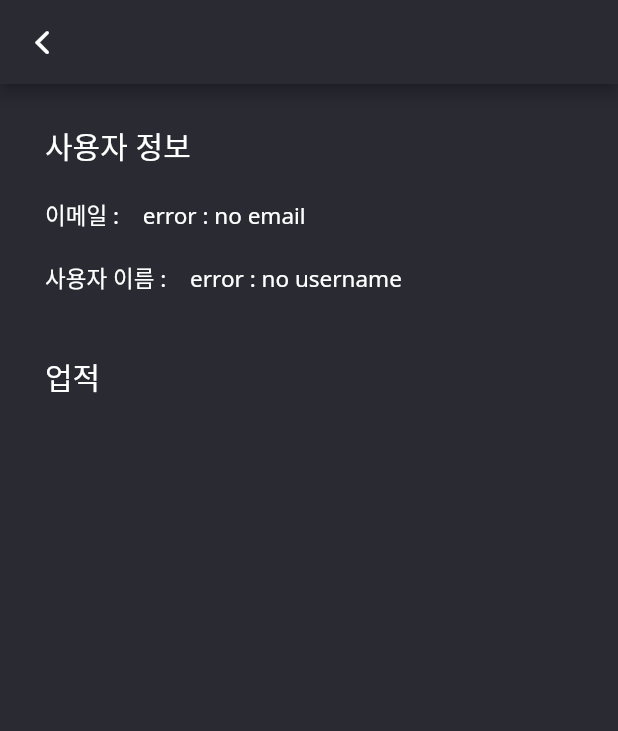
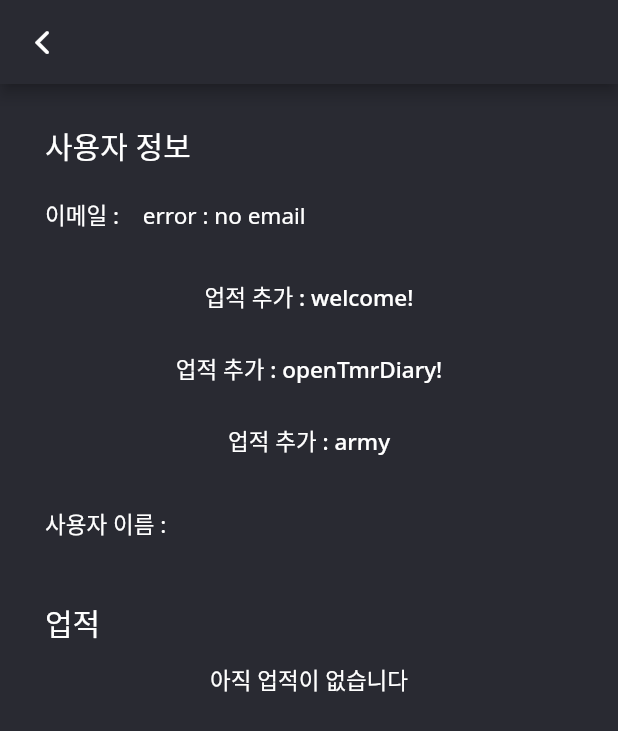
Before and after one commit to oddugi-can-do/app_TomorrowDiary_TomorrowDiary, a Flutter app: the MyPageScreen screen opened directly, on a phone screen of 412 x 824 dp. Shown: the top 731 px of the screen. Run offline on Flutter 3.47's test engine with Material 2 defaults, Android fonts, the phone set to English and light mode, and no system bars; our stand-ins replace cloud_firestore, firebase_auth, firebase_core, flutter_signin_button, get, google_fonts and 2 more; missing offline and left inert: dart:html, day_night_time_picker; accounts and stored records are empty.

Commit message:
ui & feature : 업적

```diff
--- a/app/tomorrow_diary/lib/bindings/app_bindings.dart
+++ b/app/tomorrow_diary/lib/bindings/app_bindings.dart
@@ -8,5 +8,6 @@ class AppBinding extends Bindings {
     // 의존성 주입 하는곳
     await Get.putAsync(() => FirebaseService().init());
     Get.put(() => UserController());
+    Get.put(AchievementController());
   }
 }
--- a/app/tomorrow_diary/lib/bindings/bindings.dart
+++ b/app/tomorrow_diary/lib/bindings/bindings.dart
@@ -1,4 +1,3 @@
 export 'root_screen_bindings.dart';
 export 'home_screen_bindings.dart';
 export 'app_bindings.dart';
-export 'mypage_screen_bindings.dart';
--- a/app/tomorrow_diary/lib/domain/achievement/achievement_repository.dart
+++ b/app/tomorrow_diary/lib/domain/achievement/achievement_repository.dart
@@ -1,4 +1,5 @@
 import 'package:cloud_firestore/cloud_firestore.dart';
+import 'package:flutter/foundation.dart';
 import 'package:get/get.dart';
 import 'package:tomorrow_diary/controllers/controllers.dart';
 import 'package:tomorrow_diary/domain/achievement/achievement_provider.dart';
@@ -12,15 +13,16 @@ class AchievementRepository {
     DocumentSnapshot result = await _provider.findData();
     if (result.data() == null) {
       print('achievement empty.');
-      return Achievements(achievements: []);
+      return Achievements();
     } else {
       return Achievements.fromMap(result.data() as Map<String, dynamic>);
     }
   }
 
   Future<int> setData(Achievements data) async {
+    print('set data with : ${data.achievements.toString()}');
     await _provider.setData(data);
     Achievements foundData = await findData();
-    return foundData.achievements == data.achievements ? 1 : -1;
+    return listEquals(foundData.achievements, data.achievements) ? 1 : -1;
   }
 }
--- a/app/tomorrow_diary/lib/domain/diary/diary_repository.dart
+++ b/app/tomorrow_diary/lib/domain/diary/diary_repository.dart
@@ -1,6 +1,7 @@
 import 'dart:html';
 
 import 'package:cloud_firestore/cloud_firestore.dart';
+import 'package:flutter/foundation.dart';
 import 'package:get/get.dart';
 import 'package:tomorrow_diary/controllers/controllers.dart';
 import 'package:tomorrow_diary/domain/diary/diary_provider.dart';
@@ -26,7 +27,7 @@ class DiaryRepository {
     DataModel foundData = await findDataByDate(date);
     return foundData.tyDiary == data.tyDiary &&
             foundData.tmrDiary == data.tmrDiary &&
-            foundData.todoList == data.todoList
+            listEquals(foundData.todoList, data.todoList)
         ? 1
         : -1;
   }
--- a/app/tomorrow_diary/lib/models/achievement_model.dart
+++ b/app/tomorrow_diary/lib/models/achievement_model.dart
@@ -1,12 +1,15 @@
+// To parse this JSON data, do
+//
+//     final achivements = achivementsFromMap(jsonString);
+
 import 'dart:convert';
 
-//Achievements 는 List<Achievement> 이다.
 class Achievements {
   Achievements({
-    required this.achievements,
+    this.achievements,
   });
 
-  List<Achievement> achievements;
+  List<Achievement>? achievements;
 
   factory Achievements.fromJson(String str) =>
       Achievements.fromMap(json.decode(str));
@@ -14,23 +17,34 @@ class Achievements {
   String toJson() => json.encode(toMap());
 
   factory Achievements.fromMap(Map<String, dynamic> json) => Achievements(
-        achievements: json["achievements"] = List<Achievement>.from(
-            json["achievements"].map((x) => Achievement.fromMap(x))),
+        achievements: json["Achievements"] == null
+            ? null
+            : List<Achievement>.from(
+                json["Achievements"].map((x) => Achievement.fromMap(x))),
       );
 
   Map<String, dynamic> toMap() => {
-        "achievements": List<dynamic>.from(achievements.map((x) => x.toMap())),
+        "Achievements": achievements == null
+            ? null
+            : List<dynamic>.from(achievements!.map((x) => x.toMap())),
       };
 }
 
 class Achievement {
   Achievement({
-    this.title = '',
-    this.description = '',
+    this.title,
+    this.description,
+    this.gradeString,
   });
 
-  String title;
-  String description;
+  String? title;
+  String? description;
+  String? gradeString;
+  AchievementGrade get grade => gradeString == "gold"
+      ? AchievementGrade.gold
+      : gradeString == "silver"
+          ? AchievementGrade.silver
+          : AchievementGrade.bronze;
 
   factory Achievement.fromJson(String str) =>
       Achievement.fromMap(json.decode(str));
@@ -38,12 +52,38 @@ class Achievement {
   String toJson() => json.encode(toMap());
 
   factory Achievement.fromMap(Map<String, dynamic> json) => Achievement(
-        title: json["title"],
-        description: json["description"],
+        title: json["title"] == null ? null : json["title"],
+        description: json["description"] == null ? null : json["description"],
+        gradeString: json["gradeString"] == null ? null : json["gradeString"],
       );
 
   Map<String, dynamic> toMap() => {
-        "title": title,
-        "description": description,
+        "title": title == null ? null : title,
+        "description": description == null ? null : description,
+        "gradeString": gradeString == null ? null : gradeString,
       };
 }
+
+enum AchievementType { welcome, openTmrDiary, army }
+
+class AchievementManager {
+  static Map<AchievementType, List<dynamic>> allAchievement = {
+    AchievementType.welcome: [
+      "<환영합니다>",
+      "처음 가입하셨습니다",
+      "gold",
+    ],
+    AchievementType.openTmrDiary: [
+      "<내일설계자>",
+      "내일을 설계하는 첫 걸음",
+      "silver",
+    ],
+    AchievementType.army: [
+      "<군대 취업>",
+      "당신은 이제 군인입니다.",
+      "bronze",
+    ],
+  };
+}
+
+enum AchievementGrade { gold, silver, bronze }
--- a/app/tomorrow_diary/lib/utils/tdcolor.dart
+++ b/app/tomorrow_diary/lib/utils/tdcolor.dart
@@ -12,4 +12,7 @@ class TdColor {
   static const lightRed = Color(0xffE48888);
   static const purple = Color(0xff4A3B69);
   static const deepGray = Color(0xff464646);
+  static const gold = Color(0xffFFD700);
+  static const silver = Color(0xffC0C0C0);
+  static const bronze = Color(0xffC49C48);
 }
--- a/app/tomorrow_diary/lib/views/mypage_screen.dart
+++ b/app/tomorrow_diary/lib/views/mypage_screen.dart
@@ -3,20 +3,35 @@ import 'package:flutter/material.dart';
 import 'package:get/get.dart';
 import 'package:tomorrow_diary/controllers/achievement_controller.dart';
 import 'package:tomorrow_diary/controllers/controllers.dart';
+import 'package:tomorrow_diary/models/models.dart';
 import 'package:tomorrow_diary/utils/utils.dart';
 import 'package:tomorrow_diary/views/views.dart';
 import 'package:tomorrow_diary/widgets/widgets.dart';
 
-class MyPageScreen extends StatelessWidget {
+class MyPageScreen extends StatefulWidget {
   static const pageId = '/mypage';
+
+  @override
+  State<MyPageScreen> createState() => _MyPageScreenState();
+}
+
+class _MyPageScreenState extends State<MyPageScreen> {
+  Achievements myAchievements = Achievements();
+  GlobalKey<ScaffoldState> _key = GlobalKey();
+  final Widget _smallGap = const SizedBox.square(dimension: TdSize.s);
+  final Widget _largeGap = const SizedBox.square(dimension: TdSize.l);
+  @override
+  void initState() {
+    super.initState();
+    AchievementController a = Get.find();
+    a.findData().then((value) => myAchievements = value);
+  }
 
   @override
   Widget build(BuildContext context) {
     UserController u = Get.find();
-    AchievementController a = Get.find();
-    const Widget _smallGap = const SizedBox.square(dimension: TdSize.s);
-    const Widget _largeGap = const SizedBox.square(dimension: TdSize.l);
     return Scaffold(
+      key: _key,
       appBar: AppBar(
         backgroundColor: TdColor.black,
         shadowColor: null,
@@ -33,11 +48,11 @@ class MyPageScreen extends StatelessWidget {
           padding: const EdgeInsets.symmetric(
               vertical: TdSize.xl, horizontal: TdSize.xxl),
           children: [
-            TextWidget.header(text: '사용자 정보'),
+            const TextWidget.header(text: '사용자 정보'),
             _largeGap,
             Row(
               children: [
-                TextWidget.body(text: '이메일 : '),
+                const TextWidget.body(text: '이메일 : '),
                 _smallGap,
                 TextWidget.body(
                   text: u.principal.value.email ?? "error : no email",
@@ -45,29 +60,72 @@ class MyPageScreen extends StatelessWidget {
               ],
             ),
             _largeGap,
+            TextButton(
+              onPressed: () {
+                setState(() {
+                  AchievementController a = Get.find();
+                  a.setDataWithAchievementList(AchievementType.welcome);
+                });
+              },
+              child: TextWidget.body(text: '업적 추가 : welcome!'),
+            ),
+            TextButton(
+              onPressed: () {
+                setState(() {
+                  AchievementController a = Get.find();
+                  a.setDataWithAchievementList(AchievementType.openTmrDiary);
+                });
+              },
+              child: TextWidget.body(text: '업적 추가 : openTmrDiary!'),
+            ),
+            TextButton(
+              onPressed: () {
+                setState(() {
+                  AchievementController a = Get.find();
+                  a.setDataWithAchievementList(AchievementType.army);
+                });
+              },
+              child: TextWidget.body(text: '업적 추가 : army'),
+            ),
+            _largeGap,
             Row(
               children: [
-                TextWidget.body(text: '사용자 이름 : '),
+                const TextWidget.body(text: '사용자 이름 : '),
                 _smallGap,
-                TextWidget.body(
-                  text: u.principal.value.uid ?? "error : no username",
-                ),
+                // TextWidget.body(
+                //   text: u.principal.value.uid ?? "error : no username",
+                // ),
               ],
             ),
             _largeGap,
             _largeGap,
             TextWidget.header(text: '업적'),
-            ...a.achievements.value.achievements.map(
-              (e) => Column(
-                children: [
-                  _smallGap,
-                  AchievementWidget(title: e.title, description: e.description),
-                ],
-              ),
-            ),
+            Obx(() => _buildAchievements()),
           ],
         ),
       ),
     );
   }
+
+  Widget _buildAchievements() {
+    AchievementController a = Get.find();
+    if ((a.achievements.value.achievements ?? []).isEmpty) {
+      return Column(
+        children: [
+          _smallGap,
+          TextWidget.body(text: '아직 업적이 없습니다'),
+        ],
+      );
+    } else {
+      List<Widget> temp = [];
+      for (var element in myAchievements.achievements ?? []) {
+        temp.add(_smallGap);
+        temp.add(AchievementWidget(achievement: element));
+      }
+      return Column(
+        crossAxisAlignment: CrossAxisAlignment.stretch,
+        children: temp,
+      );
+    }
+  }
 }
--- a/app/tomorrow_diary/lib/widgets/calendar_widget.dart
+++ b/app/tomorrow_diary/lib/widgets/calendar_widget.dart
@@ -31,6 +31,7 @@ class _CalendarWidgetState extends State<CalendarWidget> {
     return Padding(
       padding: const EdgeInsets.symmetric(vertical: TdSize.s),
       child: GridView.builder(
+        physics: ScrollPhysics(parent: NeverScrollableScrollPhysics()),
         key: GlobalKey(),
         itemCount: 7 + _dayListForMonth.length,
         gridDelegate: const SliverGridDelegateWithFixedCrossAxisCount(
--- a/app/tomorrow_diary/lib/widgets/drawer_side_menu.dart
+++ b/app/tomorrow_diary/lib/widgets/drawer_side_menu.dart
@@ -7,7 +7,6 @@ import 'package:tomorrow_diary/views/views.dart';
 
 class DrawerSideMenu extends StatelessWidget {
   UserController uc = Get.find();
-
 
   @override
   Widget build(BuildContext context) {
@@ -28,7 +27,7 @@ class DrawerSideMenu extends StatelessWidget {
               leading: Icon(Icons.person),
               title: Text('MyPage'),
               onTap: () {
-                Get.to(() => MyPageScreen(), binding: MypageScreenBindings());
+                Get.to(() => MyPageScreen());
               },
             ),
           )
```
Also changed, not shown: app/tomorrow_diary/lib/bindings/mypage_screen_bindings.dart (deleted, +0 -9 lines), app/tomorrow_diary/lib/controllers/achievement_controller.dart (+51 -1 lines), app/tomorrow_diary/lib/views/home_screen.dart (+13 -13 lines), app/tomorrow_diary/lib/widgets/achievement_widget.dart (+29 -19 lines).
